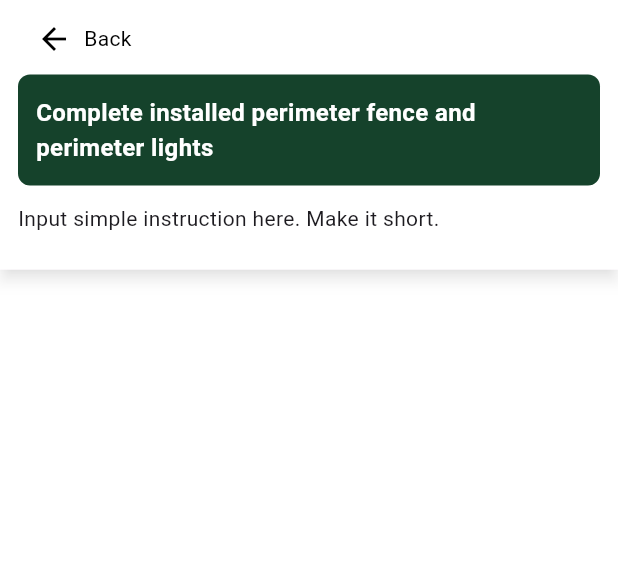
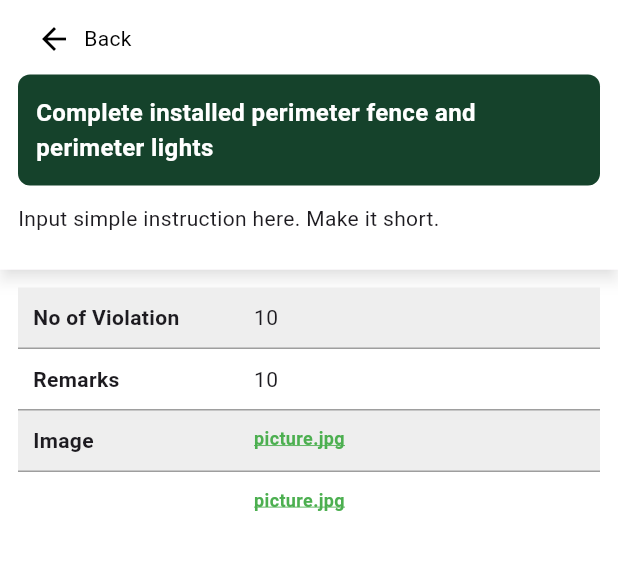
Before and after one commit to jamydevelop/Wilcon-Phase-2, a Flutter app: the ChecklistNotCompiledPage screen opened directly, on a phone screen of 412 x 824 dp, the part 152-722 px from its top. Run offline on Flutter 3.47's test engine with Material 3 defaults, Android fonts, the light colour scheme and no system bars.

Commit message:
Update Not Comppiled page

```diff
--- a/wilcon_phase2/lib/module/checklist/checklist_item/widget/checklist_item_clickable_text_img_widget.dart
+++ b/wilcon_phase2/lib/module/checklist/checklist_item/widget/checklist_item_clickable_text_img_widget.dart
@@ -15,7 +15,9 @@ class _ChecklistItemClickableTextImgWidgetState
     extends State<ChecklistItemClickableTextImgWidget> {
   @override
   Widget build(BuildContext context) {
-    return GestureDetector(
+    return Container(
+      alignment: Alignment.centerLeft, // Force alignment to the left
+      child: GestureDetector(
         onTap: () {
           ScaffoldMessenger.of(context).showSnackBar(
             const SnackBar(
@@ -34,6 +36,7 @@ class _ChecklistItemClickableTextImgWidgetState
             fontSize: 12,
           ),
         ),
+      ),
     );
   }
 }
--- a/wilcon_phase2/lib/module/checklist/checklist_not_compiled/widget/checklist_not_compiled_body_widget.dart
+++ b/wilcon_phase2/lib/module/checklist/checklist_not_compiled/widget/checklist_not_compiled_body_widget.dart
@@ -1,5 +1,7 @@
 import 'package:flutter/material.dart';
+import 'package:wilcon_phase2/module/checklist/checklist_item/widget/checklist_item_clickable_text_img_widget.dart';
 import 'package:wilcon_phase2/module/checklist/checklist_not_compiled/widget/checklist_not_compiled_appbar_container_widget.dart';
+import 'package:wilcon_phase2/widget/build_row_widget.dart';
 
 class ChecklistNotCompiledBodyWidget extends StatefulWidget {
   const ChecklistNotCompiledBodyWidget({super.key});
@@ -31,8 +33,33 @@ class _ChecklistNotCompiledBodyWidgetState
                 right: 12,
               ),
               width: double.infinity,
-              child: const Column(
-                children: <Widget>[],
+              child: Column(
+                children: <Widget>[
+                  BuildRowWidget(
+                    label: 'No of Violation',
+                    value: '10',
+                    backgroundColor: Colors.grey[200]!,
+                    isTopBorderActivate: false,
+                  ),
+                  const BuildRowWidget(
+                    label: 'Remarks',
+                    value: '10',
+                    backgroundColor: Colors.white,
+                    isTopBorderActivate: false,
+                  ),
+                  BuildRowWidget(
+                    label: 'Image',
+                    customWidget: const ChecklistItemClickableTextImgWidget(),
+                    backgroundColor: Colors.grey[200]!,
+                    isTopBorderActivate: true,
+                  ),
+                  const BuildRowWidget(
+                    label: '',
+                    customWidget: ChecklistItemClickableTextImgWidget(),
+                    backgroundColor: Colors.white,
+                    isTopBorderActivate: false,
+                  ),
+                ],
               ),
             ),
           ),
--- a/wilcon_phase2/lib/module/checklist/checklist_summary/widget/card_widget/first_card_body_widget.dart
+++ b/wilcon_phase2/lib/module/checklist/checklist_summary/widget/card_widget/first_card_body_widget.dart
@@ -1,5 +1,5 @@
 import 'package:flutter/material.dart';
-import 'package:wilcon_phase2/module/checklist/checklist_summary/widget/card_widget/build_row_widget.dart';
+import 'package:wilcon_phase2/widget/build_row_widget.dart';
 import 'package:wilcon_phase2/module/checklist/checklist_summary/widget/card_widget/build_row_with_badge.dart';
 
 class FirstCardBodyWidget extends StatefulWidget {
--- a/wilcon_phase2/lib/module/checklist/checklist_summary/widget/card_widget/second_card_body_widget.dart
+++ b/wilcon_phase2/lib/module/checklist/checklist_summary/widget/card_widget/second_card_body_widget.dart
@@ -1,5 +1,5 @@
 import 'package:flutter/material.dart';
-import 'package:wilcon_phase2/module/checklist/checklist_summary/widget/card_widget/build_row_widget.dart';
+import 'package:wilcon_phase2/widget/build_row_widget.dart';
 
 class SecondCardBodyWidget extends StatefulWidget {
   const SecondCardBodyWidget({super.key});
--- a/wilcon_phase2/lib/module/checklist/checklist_summary/widget/card_widget/third_card_body_widget.dart
+++ b/wilcon_phase2/lib/module/checklist/checklist_summary/widget/card_widget/third_card_body_widget.dart
@@ -1,5 +1,5 @@
 import 'package:flutter/material.dart';
-import 'package:wilcon_phase2/module/checklist/checklist_summary/widget/card_widget/build_row_widget.dart';
+import 'package:wilcon_phase2/widget/build_row_widget.dart';
 
 class ThirdCardBodyWidget extends StatefulWidget {
   const ThirdCardBodyWidget({super.key});
--- a/wilcon_phase2/lib/module/checklist/checklist_summary/widget/card_widget/build_row_widget.dart
+++ b/wilcon_phase2/lib/widget/build_row_widget.dart
@@ -4,14 +4,16 @@ class BuildRowWidget extends StatelessWidget {
   final String label;
   final String? value;
   final Color backgroundColor;
-  final bool isTopBorderActivate; // New parameter
+  final bool isTopBorderActivate;
+  final Widget? customWidget;
 
   const BuildRowWidget({
     super.key,
     required this.label,
     this.value,
     required this.backgroundColor,
-    this.isTopBorderActivate = true, // Default value set to true
+    this.isTopBorderActivate = true,
+    this.customWidget,
   });
 
   @override
@@ -21,7 +23,7 @@ class BuildRowWidget extends StatelessWidget {
         color: backgroundColor,
         border: backgroundColor == Colors.grey[200]
             ? Border(
-                top: isTopBorderActivate // Conditional check for top border
+                top: isTopBorderActivate
                     ? const BorderSide(color: Colors.grey, width: 1.0)
                     : BorderSide.none,
                 bottom: const BorderSide(color: Colors.grey, width: 1.0),
@@ -30,19 +32,34 @@ class BuildRowWidget extends StatelessWidget {
       ),
       padding: const EdgeInsets.symmetric(vertical: 10.0, horizontal: 10.0),
       child: Row(
+        crossAxisAlignment:
+            CrossAxisAlignment.start, // Align all children to the start
         children: [
           Expanded(
-            flex: value == null ? 1 : 2,
+            flex:
+                2, // Adjust flex values so that label, value, and customWidget align
             child: Text(
               label,
               style: const TextStyle(fontWeight: FontWeight.bold),
+              textAlign: TextAlign.left, // Ensure text is aligned to the left
             ),
           ),
-          if (value !=
-              null) // Only include the second Expanded if value is not null
+          if (value != null)
             Expanded(
               flex: 3,
-              child: Text(value!),
+              child: Text(
+                value!,
+                textAlign:
+                    TextAlign.left, // Ensure value text is aligned to the left
+              ),
+            ),
+          if (customWidget != null)
+            Expanded(
+              flex: 3, // Ensure the customWidget is aligned similarly
+              child: Align(
+                alignment: Alignment.centerLeft,
+                child: customWidget!,
+              ),
             ),
         ],
       ),
```
Lines whose indentation alone changed are shown as unchanged.
